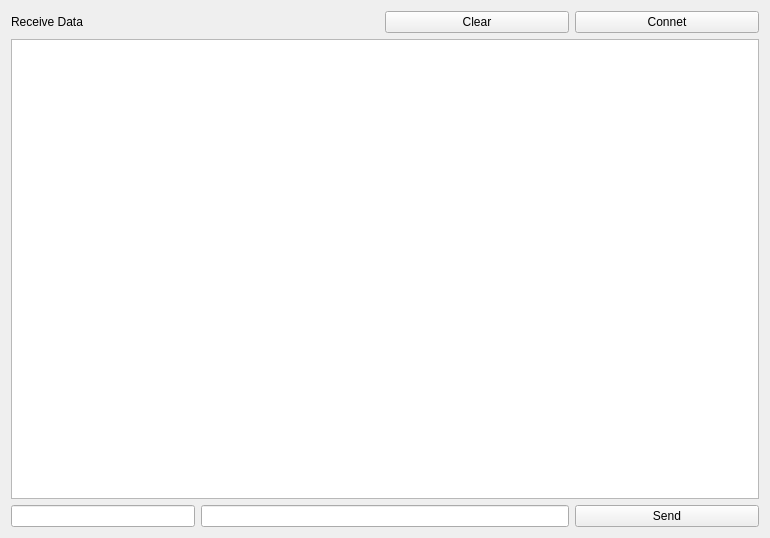
First picture: the form in IoTQtClient/tab2socketclient.ui, repository GunwooYun/Qt_Examples, before the edit.
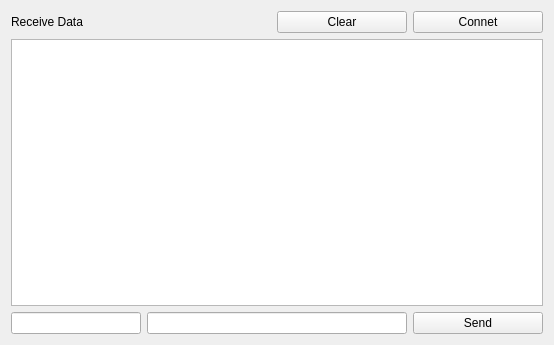
Second picture: the form after the edit.

Patch:
```diff
--- a/IoTQtClient/tab2socketclient.ui
+++ b/IoTQtClient/tab2socketclient.ui
@@ -6,8 +6,8 @@
    <rect>
     <x>0</x>
     <y>0</y>
-    <width>770</width>
-    <height>538</height>
+    <width>554</width>
+    <height>345</height>
    </rect>
   </property>
   <property name="windowTitle">
```
Left out of the diff: 6 changed lines with no effect on the pictures.
